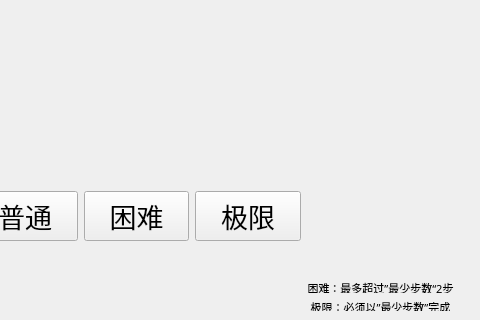
The window that gui/src/ChooseDiff.ui (cuberJY/ToTheMoon_PuzzleGame) describes before a commit, drawn with Qt 5; both pictures show x 320 to 800 and y 280 to 600 of the 800 by 600 pixel window.
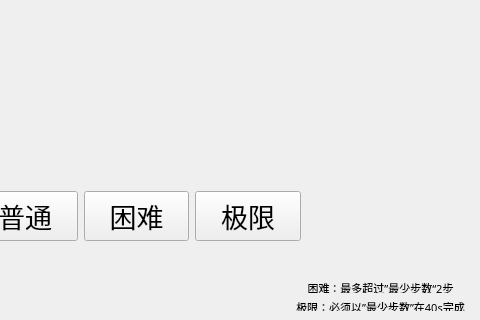
The same window after the commit.

The edit to the form file:
```diff
--- a/gui/src/ChooseDiff.ui
+++ b/gui/src/ChooseDiff.ui
@@ -48,7 +48,7 @@
        </font>
       </property>
       <property name="text">
-       <string>&lt;html&gt;&lt;head/&gt;&lt;body&gt;&lt;p align=&quot;center&quot;&gt;&lt;span style=&quot; font-size:8pt;&quot;&gt;极限：必须以”最少步数”完成&lt;/span&gt;&lt;/p&gt;&lt;/body&gt;&lt;/html&gt;</string>
+       <string>&lt;html&gt;&lt;head/&gt;&lt;body&gt;&lt;p align=&quot;center&quot;&gt;极限：必须以”最少步数”在40s完成&lt;/p&gt;&lt;/body&gt;&lt;/html&gt;</string>
       </property>
       <property name="alignment">
        <set>Qt::AlignmentFlag::AlignCenter</set>
@@ -57,7 +57,7 @@
     </item>
    </layout>
   </widget>
-  <widget class="QWidget" name="">
+  <widget class="QWidget" name="layoutWidget">
    <property name="geometry">
     <rect>
      <x>180</x>
```
